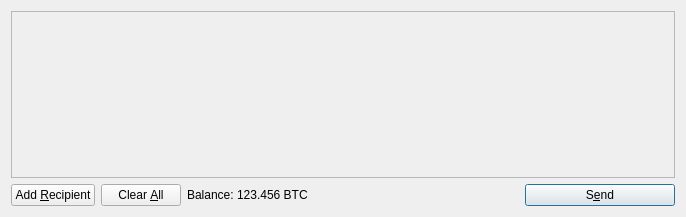
cryptocashnow/cash, file src/qt/forms/sendcoinsdialog.ui: the form before one commit.
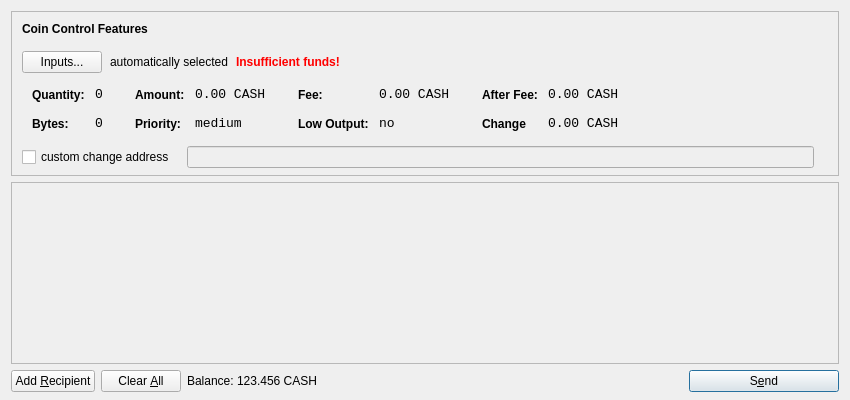
The form after the commit. Icons and pictures are not drawn.

Diff of the .ui file:
```diff
--- a/src/qt/forms/sendcoinsdialog.ui
+++ b/src/qt/forms/sendcoinsdialog.ui
@@ -6,14 +6,615 @@
    <rect>
     <x>0</x>
     <y>0</y>
-    <width>686</width>
-    <height>217</height>
+    <width>850</width>
+    <height>400</height>
    </rect>
   </property>
   <property name="windowTitle">
    <string>Send Coins</string>
   </property>
-  <layout class="QVBoxLayout" name="verticalLayout">
+  <layout class="QVBoxLayout" name="verticalLayout" stretch="0,1,0">
+   <property name="bottomMargin">
+    <number>8</number>
+   </property>
+   <item>
+    <widget class="QFrame" name="frameCoinControl">
+     <property name="sizePolicy">
+      <sizepolicy hsizetype="Expanding" vsizetype="Expanding">
+       <horstretch>0</horstretch>
+       <verstretch>0</verstretch>
+      </sizepolicy>
+     </property>
+     <property name="maximumSize">
+      <size>
+       <width>16777215</width>
+       <height>16777215</height>
+      </size>
+     </property>
+     <property name="frameShape">
+      <enum>QFrame::StyledPanel</enum>
+     </property>
+     <property name="frameShadow">
+      <enum>QFrame::Sunken</enum>
+     </property>
+     <layout class="QVBoxLayout" name="verticalLayoutCoinControl2">
+      <property name="spacing">
+       <number>-1</number>
+      </property>
+      <property name="leftMargin">
+       <number>0</number>
+      </property>
+      <property name="topMargin">
+       <number>0</number>
+      </property>
+      <property name="rightMargin">
+       <number>0</number>
+      </property>
+      <property name="bottomMargin">
+       <number>6</number>
+      </property>
+      <item>
+       <layout class="QVBoxLayout" name="verticalLayoutCoinControl" stretch="0,0,0,0,1">
+        <property name="spacing">
+         <number>0</number>
+        </property>
+        <property name="leftMargin">
+         <number>10</number>
+        </property>
+        <property name="topMargin">
+         <number>10</number>
+        </property>
+        <item>
+         <layout class="QHBoxLayout" name="horizontalLayoutCoinControl1">
+          <property name="bottomMargin">
+           <number>15</number>
+          </property>
+          <item>
+           <widget class="QLabel" name="labelCoinControlFeatures">
+            <property name="sizePolicy">
+             <sizepolicy hsizetype="Preferred" vsizetype="Maximum">
+              <horstretch>0</horstretch>
+              <verstretch>0</verstretch>
+             </sizepolicy>
+            </property>
+            <property name="font">
+             <font>
+              <weight>75</weight>
+              <bold>true</bold>
+             </font>
+            </property>
+            <property name="styleSheet">
+             <string notr="true">font-weight:bold;</string>
+            </property>
+            <property name="text">
+             <string>Coin Control Features</string>
+            </property>
+           </widget>
+          </item>
+         </layout>
+        </item>
+        <item>
+         <layout class="QHBoxLayout" name="horizontalLayoutCoinControl2" stretch="0,0,0,0">
+          <property name="spacing">
+           <number>8</number>
+          </property>
+          <property name="bottomMargin">
+           <number>10</number>
+          </property>
+          <item>
+           <widget class="QPushButton" name="pushButtonCoinControl">
+            <property name="styleSheet">
+             <string notr="true"/>
+            </property>
+            <property name="text">
+             <string>Inputs...</string>
+            </property>
+           </widget>
+          </item>
+          <item>
+           <widget class="QLabel" name="labelCoinControlAutomaticallySelected">
+            <property name="text">
+             <string>automatically selected</string>
+            </property>
+            <property name="margin">
+             <number>5</number>
+            </property>
+           </widget>
+          </item>
+          <item>
+           <widget class="QLabel" name="labelCoinControlInsuffFunds">
+            <property name="font">
+             <font>
+              <weight>75</weight>
+              <bold>true</bold>
+             </font>
+            </property>
+            <property name="styleSheet">
+             <string notr="true">color:red;font-weight:bold;</string>
+            </property>
+            <property name="text">
+             <string>Insufficient funds!</string>
+            </property>
+            <property name="margin">
+             <number>5</number>
+            </property>
+           </widget>
+          </item>
+          <item>
+           <spacer name="horizontalSpacerCoinControl">
+            <property name="orientation">
+             <enum>Qt::Horizontal</enum>
+            </property>
+            <property name="sizeHint" stdset="0">
+             <size>
+              <width>40</width>
+              <height>1</height>
+             </size>
+            </property>
+           </spacer>
+          </item>
+         </layout>
+        </item>
+        <item>
+         <widget class="QWidget" name="widgetCoinControl" native="true">
+          <property name="sizePolicy">
+           <sizepolicy hsizetype="Preferred" vsizetype="Preferred">
+            <horstretch>0</horstretch>
+            <verstretch>0</verstretch>
+           </sizepolicy>
+          </property>
+          <property name="minimumSize">
+           <size>
+            <width>0</width>
+            <height>0</height>
+           </size>
+          </property>
+          <property name="styleSheet">
+           <string notr="true"/>
+          </property>
+          <layout class="QHBoxLayout" name="horizontalLayoutCoinControl5">
+           <property name="margin">
+            <number>0</number>
+           </property>
+           <item>
+            <layout class="QHBoxLayout" name="horizontalLayoutCoinControl3" stretch="0,0,0,1">
+             <property name="spacing">
+              <number>20</number>
+             </property>
+             <property name="topMargin">
+              <number>0</number>
+             </property>
+             <property name="bottomMargin">
+              <number>10</number>
+             </property>
+             <item>
+              <layout class="QFormLayout" name="formLayoutCoinControl1">
+               <property name="horizontalSpacing">
+                <number>10</number>
+               </property>
+               <property name="verticalSpacing">
+                <number>14</number>
+               </property>
+               <property name="leftMargin">
+                <number>10</number>
+               </property>
+               <property name="topMargin">
+                <number>4</number>
+               </property>
+               <property name="rightMargin">
+                <number>6</number>
+               </property>
+               <item row="0" column="0">
+                <widget class="QLabel" name="labelCoinControlQuantityText">
+                 <property name="styleSheet">
+                  <string notr="true">font-weight:bold;</string>
+                 </property>
+                 <property name="text">
+                  <string>Quantity:</string>
+                 </property>
+                 <property name="margin">
+                  <number>0</number>
+                 </property>
+                </widget>
+               </item>
+               <item row="0" column="1">
+                <widget class="QLabel" name="labelCoinControlQuantity">
+                 <property name="font">
+                  <font>
+                   <family>Monospace</family>
+                   <pointsize>10</pointsize>
+                  </font>
+                 </property>
+                 <property name="cursor">
+                  <cursorShape>IBeamCursor</cursorShape>
+                 </property>
+                 <property name="contextMenuPolicy">
+                  <enum>Qt::ActionsContextMenu</enum>
+                 </property>
+                 <property name="text">
+                  <string>0</string>
+                 </property>
+                 <property name="margin">
+                  <number>0</number>
+                 </property>
+                 <property name="textInteractionFlags">
+                  <set>Qt::LinksAccessibleByMouse|Qt::TextSelectableByKeyboard|Qt::TextSelectableByMouse</set>
+                 </property>
+                </widget>
+               </item>
+               <item row="1" column="0">
+                <widget class="QLabel" name="labelCoinControlBytesText">
+                 <property name="styleSheet">
+                  <string notr="true">font-weight:bold;</string>
+                 </property>
+                 <property name="text">
+                  <string>Bytes:</string>
+                 </property>
+                </widget>
+               </item>
+               <item row="1" column="1">
+                <widget class="QLabel" name="labelCoinControlBytes">
+                 <property name="font">
+                  <font>
+                   <family>Monospace</family>
+                   <pointsize>10</pointsize>
+                  </font>
+                 </property>
+                 <property name="cursor">
+                  <cursorShape>IBeamCursor</cursorShape>
+                 </property>
+                 <property name="contextMenuPolicy">
+                  <enum>Qt::ActionsContextMenu</enum>
+                 </property>
+                 <property name="text">
+                  <string>0</string>
+                 </property>
+                 <property name="textInteractionFlags">
+                  <set>Qt::LinksAccessibleByMouse|Qt::TextSelectableByKeyboard|Qt::TextSelectableByMouse</set>
+                 </property>
+                </widget>
+               </item>
+              </layout>
+             </item>
+             <item>
+              <layout class="QFormLayout" name="formLayoutCoinControl2">
+               <property name="horizontalSpacing">
+                <number>10</number>
+               </property>
+               <property name="verticalSpacing">
+                <number>14</number>
+               </property>
+               <property name="leftMargin">
+                <number>6</number>
+               </property>
+               <property name="topMargin">
+                <number>4</number>
+               </property>
+               <property name="rightMargin">
+                <number>6</number>
+               </property>
+               <item row="0" column="0">
+                <widget class="QLabel" name="labelCoinControlAmountText">
+                 <property name="styleSheet">
+                  <string notr="true">font-weight:bold;</string>
+                 </property>
+                 <property name="text">
+                  <string>Amount:</string>
+                 </property>
+                 <property name="margin">
+                  <number>0</number>
+                 </property>
+                </widget>
+               </item>
+               <item row="0" column="1">
+                <widget class="QLabel" name="labelCoinControlAmount">
+                 <property name="font">
+                  <font>
+                   <family>Monospace</family>
+                   <pointsize>10</pointsize>
+                  </font>
+                 </property>
+                 <property name="cursor">
+                  <cursorShape>IBeamCursor</cursorShape>
+                 </property>
+                 <property name="contextMenuPolicy">
+                  <enum>Qt::ActionsContextMenu</enum>
+                 </property>
+                 <property name="text">
+                  <string>0.00 CASH</string>
+                 </property>
+                 <property name="textInteractionFlags">
+                  <set>Qt::LinksAccessibleByMouse|Qt::TextSelectableByKeyboard|Qt::TextSelectableByMouse</set>
+                 </property>
+                </widget>
+               </item>
+               <item row="1" column="0">
+                <widget class="QLabel" name="labelCoinControlPriorityText">
+                 <property name="styleSheet">
+                  <string notr="true">font-weight:bold;</string>
+                 </property>
+                 <property name="text">
+                  <string>Priority:</string>
+                 </property>
+                </widget>
+               </item>
+               <item row="1" column="1">
+                <widget class="QLabel" name="labelCoinControlPriority">
+                 <property name="font">
+                  <font>
+                   <family>Monospace</family>
+                   <pointsize>10</pointsize>
+                  </font>
+                 </property>
+                 <property name="cursor">
+                  <cursorShape>IBeamCursor</cursorShape>
+                 </property>
+                 <property name="contextMenuPolicy">
+                  <enum>Qt::ActionsContextMenu</enum>
+                 </property>
+                 <property name="text">
+                  <string>medium</string>
+                 </property>
+                 <property name="textInteractionFlags">
+                  <set>Qt::LinksAccessibleByMouse|Qt::TextSelectableByKeyboard|Qt::TextSelectableByMouse</set>
+                 </property>
+                </widget>
+               </item>
+              </layout>
+             </item>
+             <item>
+              <layout class="QFormLayout" name="formLayoutCoinControl3">
+               <property name="horizontalSpacing">
+                <number>10</number>
+               </property>
+               <property name="verticalSpacing">
+                <number>14</number>
+               </property>
+               <property name="leftMargin">
+                <number>6</number>
+               </property>
+               <property name="topMargin">
+                <number>4</number>
+               </property>
+               <property name="rightMargin">
+                <number>6</number>
+               </property>
+               <item row="0" column="0">
+                <widget class="QLabel" name="labelCoinControlFeeText">
+                 <property name="styleSheet">
+                  <string notr="true">font-weight:bold;</string>
+                 </property>
+                 <property name="text">
+                  <string>Fee:</string>
+                 </property>
+                 <property name="margin">
+                  <number>0</number>
+                 </property>
+                </widget>
+               </item>
+               <item row="0" column="1">
+                <widget class="QLabel" name="labelCoinControlFee">
+                 <property name="font">
+                  <font>
+                   <family>Monospace</family>
+                   <pointsize>10</pointsize>
+                  </font>
+                 </property>
+                 <property name="cursor">
+                  <cursorShape>IBeamCursor</cursorShape>
+                 </property>
+                 <property name="contextMenuPolicy">
+                  <enum>Qt::ActionsContextMenu</enum>
+                 </property>
+                 <property name="text">
+                  <string>0.00 CASH</string>
+                 </property>
+                 <property name="textInteractionFlags">
+                  <set>Qt::LinksAccessibleByMouse|Qt::TextSelectableByKeyboard|Qt::TextSelectableByMouse</set>
+                 </property>
+                </widget>
+               </item>
+               <item row="1" column="0">
+                <widget class="QLabel" name="labelCoinControlLowOutputText">
+                 <property name="styleSheet">
+                  <string notr="true">font-weight:bold;</string>
+                 </property>
+                 <property name="text">
+                  <string>Low Output:</string>
+                 </property>
+                </widget>
+               </item>
+               <item row="1" column="1">
+                <widget class="QLabel" name="labelCoinControlLowOutput">
+                 <property name="font">
+                  <font>
+                   <family>Monospace</family>
+                   <pointsize>10</pointsize>
+                  </font>
+                 </property>
+                 <property name="cursor">
+                  <cursorShape>IBeamCursor</cursorShape>
+                 </property>
+                 <property name="contextMenuPolicy">
+                  <enum>Qt::ActionsContextMenu</enum>
+                 </property>
+                 <property name="text">
+                  <string>no</string>
+                 </property>
+                 <property name="textInteractionFlags">
+                  <set>Qt::LinksAccessibleByMouse|Qt::TextSelectableByKeyboard|Qt::TextSelectableByMouse</set>
+                 </property>
+                </widget>
+               </item>
+              </layout>
+             </item>
+             <item>
+              <layout class="QFormLayout" name="formLayoutCoinControl4">
+               <property name="horizontalSpacing">
+                <number>10</number>
+               </property>
+               <property name="verticalSpacing">
+                <number>14</number>
+               </property>
+               <property name="leftMargin">
+                <number>6</number>
+               </property>
+               <property name="topMargin">
+                <number>4</number>
+               </property>
+               <property name="rightMargin">
+                <number>6</number>
+               </property>
+               <item row="0" column="0">
+                <widget class="QLabel" name="labelCoinControlAfterFeeText">
+                 <property name="styleSheet">
+                  <string notr="true">font-weight:bold;</string>
+                 </property>
+                 <property name="text">
+                  <string>After Fee:</string>
+                 </property>
+                 <property name="margin">
+                  <number>0</number>
+                 </property>
+                </widget>
+               </item>
+               <item row="0" column="1">
+                <widget class="QLabel" name="labelCoinControlAfterFee">
+                 <property name="font">
+                  <font>
+                   <family>Monospace</family>
+                   <pointsize>10</pointsize>
+                  </font>
+                 </property>
+                 <property name="cursor">
+                  <cursorShape>IBeamCursor</cursorShape>
+                 </property>
+                 <property name="contextMenuPolicy">
+                  <enum>Qt::ActionsContextMenu</enum>
+                 </property>
+                 <property name="text">
+                  <string>0.00 CASH</string>
+                 </property>
+                 <property name="textInteractionFlags">
+                  <set>Qt::LinksAccessibleByMouse|Qt::TextSelectableByKeyboard|Qt::TextSelectableByMouse</set>
+                 </property>
+                </widget>
+               </item>
+               <item row="1" column="0">
+                <widget class="QLabel" name="labelCoinControlChangeText">
+                 <property name="styleSheet">
+                  <string notr="true">font-weight:bold;</string>
+                 </property>
+                 <property name="text">
+                  <string>Change</string>
+                 </property>
+                </widget>
+               </item>
+               <item row="1" column="1">
+                <widget class="QLabel" name="labelCoinControlChange">
+                 <property name="font">
+                  <font>
+                   <family>Monospace</family>
+                   <pointsize>10</pointsize>
+                  </font>
+                 </property>
+                 <property name="cursor">
+                  <cursorShape>IBeamCursor</cursorShape>
+                 </property>
+                 <property name="contextMenuPolicy">
+                  <enum>Qt::ActionsContextMenu</enum>
+                 </property>
+                 <property name="text">
+                  <string>0.00 CASH</string>
+                 </property>
+                 <property name="textInteractionFlags">
+                  <set>Qt::LinksAccessibleByMouse|Qt::TextSelectableByKeyboard|Qt::TextSelectableByMouse</set>
+                 </property>
+                </widget>
+               </item>
+              </layout>
+             </item>
+            </layout>
+           </item>
+          </layout>
+         </widget>
+        </item>
+        <item>
+         <layout class="QHBoxLayout" name="horizontalLayoutCoinControl4" stretch="0,0,0">
+          <property name="spacing">
+           <number>12</number>
+          </property>
+          <property name="sizeConstraint">
+           <enum>QLayout::SetDefaultConstraint</enum>
+          </property>
+          <property name="topMargin">
+           <number>5</number>
+          </property>
+          <property name="rightMargin">
+           <number>5</number>
+          </property>
+          <item>
+           <widget class="QCheckBox" name="checkBoxCoinControlChange">
+            <property name="text">
+             <string>custom change address</string>
+            </property>
+           </widget>
+          </item>
+          <item>
+           <widget class="QLineEdit" name="lineEditCoinControlChange">
+            <property name="enabled">
+             <bool>false</bool>
+            </property>
+            <property name="sizePolicy">
+             <sizepolicy hsizetype="Expanding" vsizetype="Fixed">
+              <horstretch>0</horstretch>
+              <verstretch>0</verstretch>
+             </sizepolicy>
+            </property>
+           </widget>
+          </item>
+          <item>
+           <widget class="QLabel" name="labelCoinControlChangeLabel">
+            <property name="sizePolicy">
+             <sizepolicy hsizetype="Preferred" vsizetype="Expanding">
+              <horstretch>0</horstretch>
+              <verstretch>0</verstretch>
+             </sizepolicy>
+            </property>
+            <property name="minimumSize">
+             <size>
+              <width>0</width>
+              <height>0</height>
+             </size>
+            </property>
+            <property name="text">
+             <string/>
+            </property>
+            <property name="margin">
+             <number>3</number>
+            </property>
+           </widget>
+          </item>
+         </layout>
+        </item>
+        <item>
+         <spacer name="verticalSpacerCoinControl">
+          <property name="orientation">
+           <enum>Qt::Vertical</enum>
+          </property>
+          <property name="sizeHint" stdset="0">
+           <size>
+            <width>800</width>
+            <height>1</height>
+           </size>
+          </property>
+         </spacer>
+        </item>
+       </layout>
+      </item>
+     </layout>
+    </widget>
+   </item> 
    <item>
     <widget class="QScrollArea" name="scrollArea">
      <property name="widgetResizable">
@@ -24,7 +625,7 @@
        <rect>
         <x>0</x>
         <y>0</y>
-        <width>666</width>
+        <width>830</width>
         <height>165</height>
        </rect>
       </property>
@@ -119,7 +720,7 @@
           <cursorShape>IBeamCursor</cursorShape>
          </property>
          <property name="text">
-          <string>123.456 BTC</string>
+          <string>123.456 CASH</string>
          </property>
          <property name="textInteractionFlags">
           <set>Qt::LinksAccessibleByMouse|Qt::TextSelectableByKeyboard|Qt::TextSelectableByMouse</set>
```
